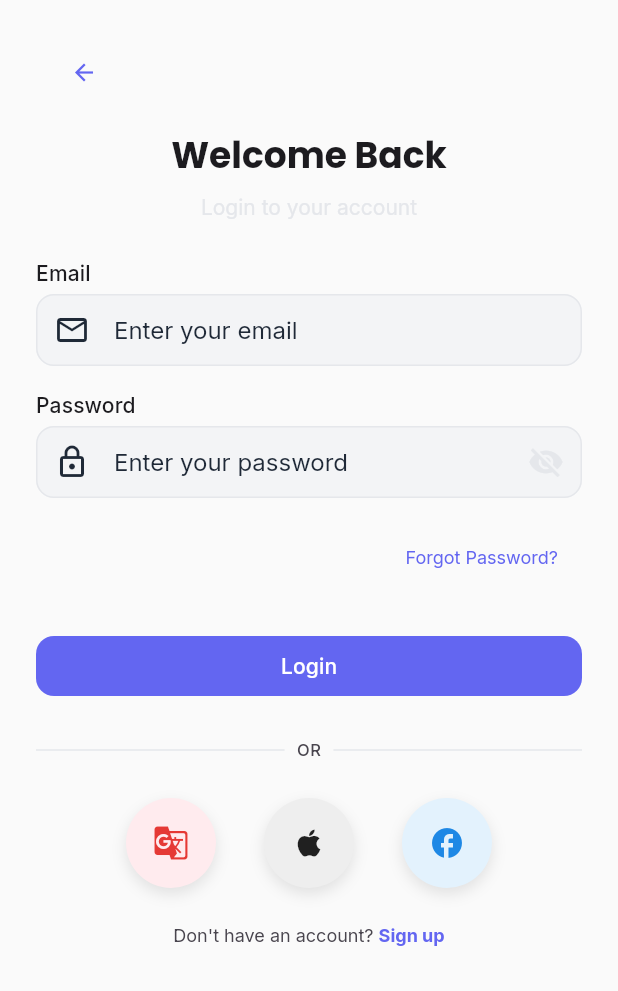
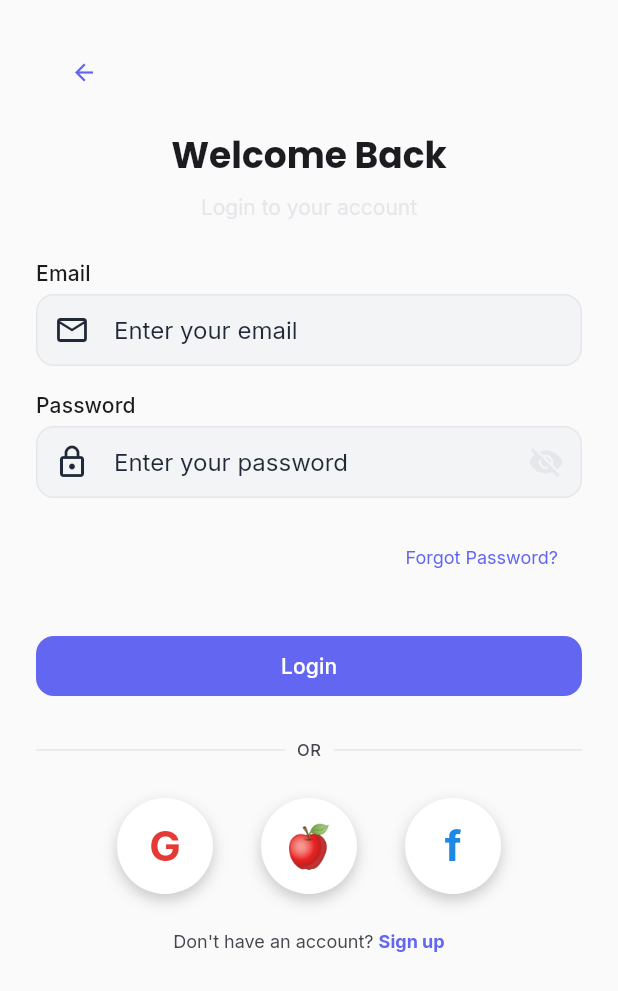
Before and after one commit to kurdostkozer-bit/full-stack-jobmap-flutter, a Flutter app: the screen it shows after launch, after a tap on "Login", on a phone screen of 412 x 824 dp. Shown: the top 991 px of the screen. Run offline on Flutter 3.47's test engine with Material 3 defaults, Android fonts, the phone set to English and light mode, and no system bars; our stand-ins replace bloc, dio, equatable, firebase_auth, firebase_core, flutter_bloc and 10 more; accounts and stored records are empty.

Commit message:
feat: Improve social login buttons - use text labels (G, Apple, f) with white background for better visibility

```diff
--- a/lib/features/auth/presentation/screens/welcome_screen.dart
+++ b/lib/features/auth/presentation/screens/welcome_screen.dart
@@ -260,9 +260,10 @@ class _WelcomeScreenState extends State<WelcomeScreen> {
                         children: [
                           // Google button
                           _SocialLoginButton(
-                            icon: Icons.g_translate,
+                            icon: Icons.g_mobiledata,
+                            label: 'G',
                             onPressed: _handleGoogleLogin,
-                            backgroundColor: Colors.red.shade50,
+                            backgroundColor: Colors.white,
                             iconColor: Colors.red.shade600,
                           ),
                           SizedBox(width: AppSpacing.xl),
@@ -270,8 +271,9 @@ class _WelcomeScreenState extends State<WelcomeScreen> {
                           // Apple button
                           _SocialLoginButton(
                             icon: Icons.apple,
+                            label: '🍎',
                             onPressed: _handleAppleLogin,
-                            backgroundColor: Colors.grey.shade200,
+                            backgroundColor: Colors.white,
                             iconColor: Colors.black87,
                           ),
                           SizedBox(width: AppSpacing.xl),
@@ -279,8 +281,9 @@ class _WelcomeScreenState extends State<WelcomeScreen> {
                           // Facebook button
                           _SocialLoginButton(
                             icon: Icons.facebook,
+                            label: 'f',
                             onPressed: _handleFacebookLogin,
-                            backgroundColor: Colors.blue.shade50,
+                            backgroundColor: Colors.white,
                             iconColor: Colors.blue.shade600,
                           ),
                         ],
@@ -323,12 +326,14 @@ class _WelcomeScreenState extends State<WelcomeScreen> {
 /// Social login button widget
 class _SocialLoginButton extends StatelessWidget {
   final IconData icon;
+  final String? label;
   final VoidCallback onPressed;
   final Color backgroundColor;
   final Color iconColor;
 
   const _SocialLoginButton({
     required this.icon,
+    this.label,
     required this.onPressed,
     required this.backgroundColor,
     required this.iconColor,
@@ -337,14 +342,14 @@ class _SocialLoginButton extends StatelessWidget {
   @override
   Widget build(BuildContext context) {
     return Container(
-      height: 60,
-      width: 60,
+      height: 64,
+      width: 64,
       decoration: BoxDecoration(
         color: backgroundColor,
         shape: BoxShape.circle,
         boxShadow: [
           BoxShadow(
-            color: Colors.black.withOpacity(0.1),
+            color: Colors.black.withOpacity(0.2),
             blurRadius: 8,
             offset: const Offset(0, 4),
           ),
@@ -354,13 +359,22 @@ class _SocialLoginButton extends StatelessWidget {
         color: Colors.transparent,
         child: InkWell(
           onTap: onPressed,
-          borderRadius: BorderRadius.circular(30),
+          borderRadius: BorderRadius.circular(32),
           child: Center(
-            child: Icon(
-              icon,
-              size: 24,
-              color: iconColor,
-            ),
+            child: label != null
+                ? Text(
+                    label!,
+                    style: TextStyle(
+                      fontSize: 28,
+                      fontWeight: FontWeight.bold,
+                      color: iconColor,
+                    ),
+                  )
+                : Icon(
+                    icon,
+                    size: 28,
+                    color: iconColor,
+                  ),
           ),
         ),
       ),
```
Also changed, not shown: lib/features/auth/presentation/screens/login_screen.dart (+27 -13 lines).
